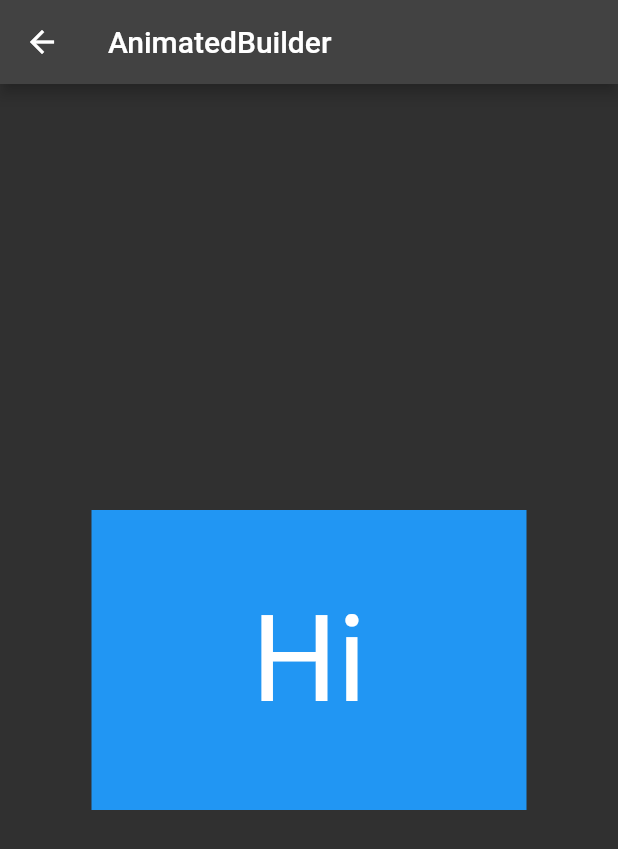
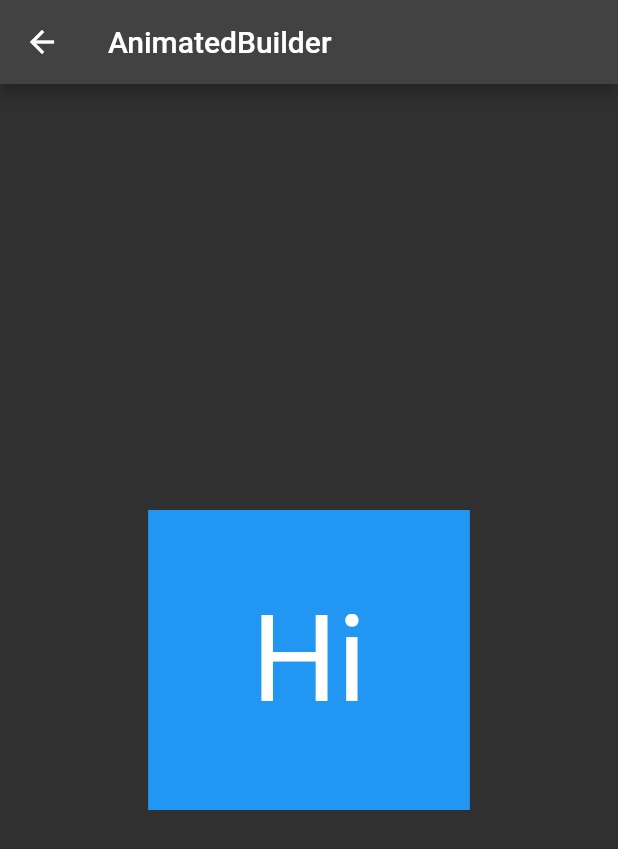
Before and after one commit to loaden/flutter-demo, a Flutter app: the AnimatedBuilderPage screen opened by its route, on a phone screen of 412 x 824 dp. Shown: the top 849 px of the screen. Run offline on Flutter 3.47's test engine with Material 2 defaults, Android fonts, the phone set to English and light mode, and no system bars.

Commit message:
通过变量来控制

```diff
--- a/lib/animate/animated_builder.dart
+++ b/lib/animate/animated_builder.dart
@@ -10,6 +10,7 @@ class AnimatedBuilderPage extends StatefulWidget {
 class _AnimatedBuilderPageState extends State<AnimatedBuilderPage>
     with SingleTickerProviderStateMixin {
   late AnimationController _controller;
+  late Animation _widthAnimation;
 
   @override
   void initState() {
@@ -18,6 +19,7 @@ class _AnimatedBuilderPageState extends State<AnimatedBuilderPage>
       duration: const Duration(seconds: 2),
       vsync: this,
     )..repeat();
+    _widthAnimation = Tween(begin: 110.0, end: 220.0).animate(_controller);
   }
 
   @override
@@ -38,7 +40,7 @@ class _AnimatedBuilderPageState extends State<AnimatedBuilderPage>
           print(_controller.value);
           return Center(
             child: Container(
-              width: Tween(begin: 100.0, end: 300.0).evaluate(_controller),
+              width: _widthAnimation.value,
               height: 200,
               color: Colors.blue,
               child: child,
```
